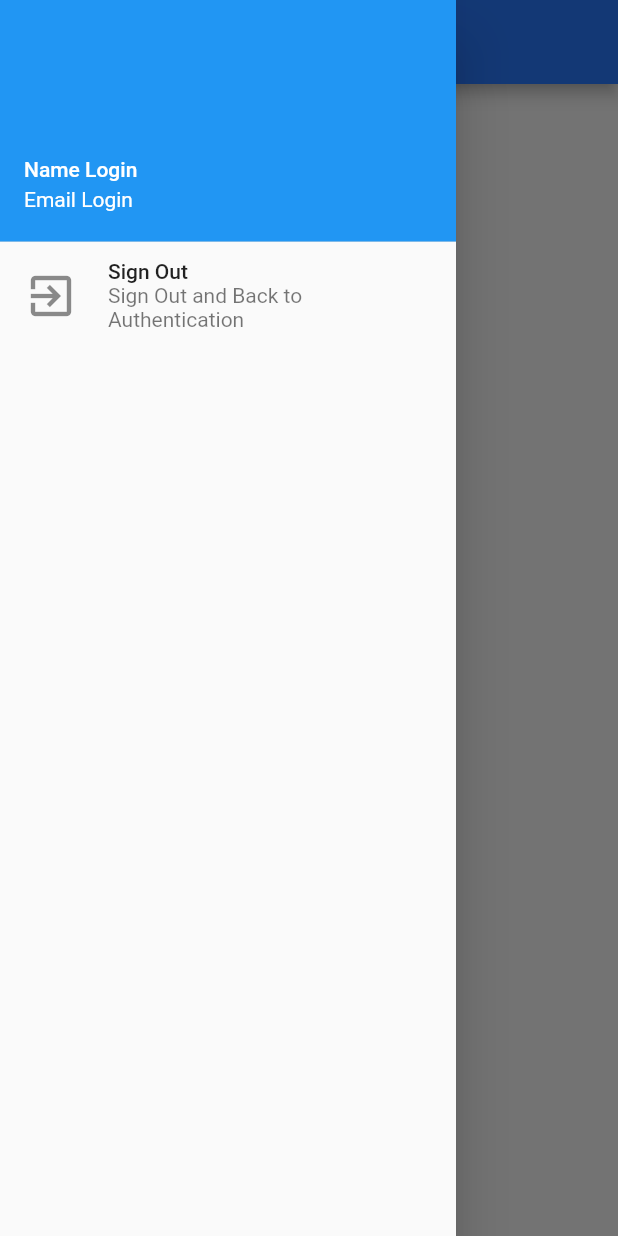
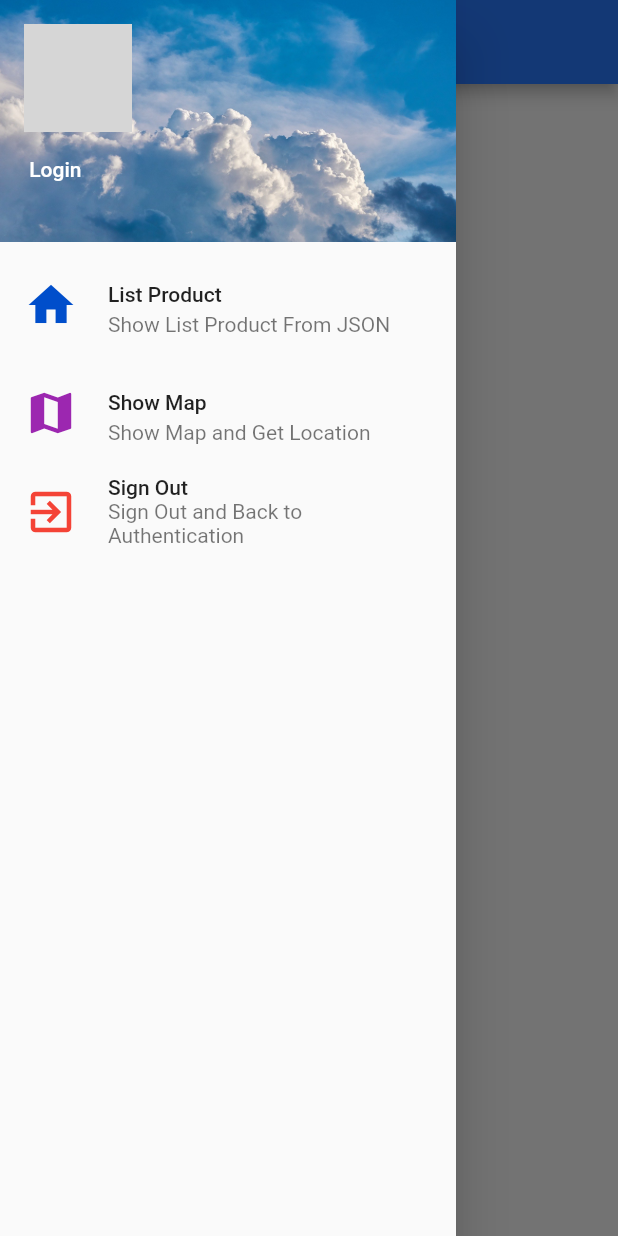
Before and after one commit to blue152527/PunGLO, a Flutter app: the MyService screen opened directly, with the side drawer open, on a phone screen of 412 x 824 dp. Run offline on Flutter 3.47's test engine with Material 2 defaults, Android fonts, the phone set to English and light mode, and no system bars; our stand-ins replace dio, firebase_auth, firebase_storage, image_picker; accounts and stored records are empty; network calls fail; grey boxes are pictures that could not be loaded.

Commit message:
Read JSON Day 4

```diff
--- /dev/null
+++ b/lib/container/show_list_product.dart
@@ -0,0 +1,34 @@
+import 'package:dio/dio.dart';
+import 'package:flutter/material.dart';
+
+class ShowListProduct extends StatefulWidget {
+  @override
+  _ShowListProductState createState() => _ShowListProductState();
+}
+
+class _ShowListProductState extends State<ShowListProduct> {
+  //Field
+
+  String urlAPI = 'https://jsonplaceholder.typicode.com/photos';
+
+  //Method
+
+  @override
+  void initState() {
+    super.initState();
+    readJSON();
+  }
+
+  Future<void> readJSON () async {
+    try {
+      Response response = await Dio().get(urlAPI);
+      print('response = $response');
+    } catch (e) {
+    }
+  }
+
+  @override
+  Widget build(BuildContext context) {
+    return Text('This is List Product');
+  }
+}
--- a/lib/utility/my_style.dart
+++ b/lib/utility/my_style.dart
@@ -6,6 +6,8 @@ class MyStyle {
   Color darkColor = Color.fromARGB(0xff, 0x00, 0x4e, 0xcb);
   Color primaryColor  = Color.fromARGB(0xff, 0x29, 0x79, 0xff);
 
+  String urlAvatar ='https://firebasestorage.googleapis.com/v0/b/pun-glo.appspot.com/o/Avatar%2Fanonypic.png?alt=media&token=0441cac5-7719-4b84-a522-989260c28712';
+
   // Method
   MyStyle();
 
--- a/lib/widget/my_service.dart
+++ b/lib/widget/my_service.dart
@@ -1,5 +1,7 @@
 import 'package:firebase_auth/firebase_auth.dart';
 import 'package:flutter/material.dart';
+import 'package:punglo/container/show_list_product.dart';
+import 'package:punglo/container/show_map.dart';
 import 'package:punglo/utility/my_style.dart';
 import 'package:punglo/widget/authen.dart';
 
@@ -10,8 +12,79 @@ class MyService extends StatefulWidget {
 
 class _MyServiceState extends State<MyService> {
   //Field
+  String nameLogin, emailLogin, urlAvatarLogin;
+  Widget currentWidget = ShowListProduct();
 
   //Method
+  @override
+  void initState() {
+    super.initState();
+    findUser();
+  }
+
+  Future<void> findUser() async {
+    FirebaseAuth auth = FirebaseAuth.instance;
+    FirebaseUser firebaseUser = await auth.currentUser();
+    setState(() {
+      nameLogin = firebaseUser.displayName;
+      emailLogin = firebaseUser.email;
+      urlAvatarLogin = firebaseUser.photoUrl;
+    });
+  }
+
+  Widget menuListProduct() {
+    return ListTile(
+      onTap: () {
+        setState(() {
+          currentWidget = ShowListProduct();
+        });
+        Navigator.of(context).pop();
+      },
+      subtitle: Text('Show List Product From JSON'),
+      title: Text('List Product'),
+      leading: Icon(
+        Icons.home,
+        size: 36.0,
+        color: MyStyle().darkColor,
+      ),
+    );
+  }
+
+  Widget menuMap() {
+    return ListTile(
+      onTap: () {
+        setState(() {
+          currentWidget = ShowMap();
+        });
+        Navigator.of(context).pop();
+      },
+      subtitle: Text('Show Map and Get Location'),
+      title: Text('Show Map'),
+      leading: Icon(
+        Icons.map,
+        size: 36.0,
+        color: Colors.purple,
+      ),
+    );
+  }
+
+  Widget showAvatar() {
+    return urlAvatarLogin == null
+        ? Image.network(MyStyle().urlAvatar)
+        : showNetworkAvatar();
+  }
+
+  Widget showNetworkAvatar() {
+    return ClipOval(
+      child: Container(
+        decoration: BoxDecoration(
+          image: DecorationImage(
+              image: NetworkImage(urlAvatarLogin), fit: BoxFit.cover),
+        ),
+      ),
+    );
+  }
+
   Widget menuSignOut() {
     return ListTile(
       onTap: () {
@@ -22,6 +95,7 @@ class _MyServiceState extends State<MyService> {
       leading: Icon(
         Icons.exit_to_app,
         size: 36.0,
+        color: Colors.red,
       ),
     );
   }
@@ -36,20 +110,41 @@ class _MyServiceState extends State<MyService> {
 
   Widget showHeader() {
     return UserAccountsDrawerHeader(
-        accountName: Text('Name Login'), accountEmail: Text('Email Login'));
+        decoration: BoxDecoration(
+          image: DecorationImage(
+            image: AssetImage('images/drawerheader.jpg'),
+            fit: BoxFit.cover,
+          ),
+        ),
+        currentAccountPicture: showAvatar(),
+        accountName: showName(),
+        accountEmail: showEmail());
+  }
+
+  Text showEmail() {
+    return emailLogin == null ? Text('Email Login') : Text(emailLogin);
+  }
+
+  Text showName() {
+    return nameLogin == null ? Text('Name Login') : Text('$nameLogin Login');
   }
 
   Widget showDrawer() {
     return Drawer(
       child: ListView(
-        children: <Widget>[showHeader(), menuSignOut()],
+        children: <Widget>[
+          showHeader(),
+          menuListProduct(),
+          menuMap(),
+          menuSignOut(),
+        ],
       ),
     );
   }
 
   @override
   Widget build(BuildContext context) {
-    return Scaffold(
+    return Scaffold(body: currentWidget,
       drawer: showDrawer(),
       appBar: AppBar(
         title: Text('My Service'),
--- a/pubspec.yaml
+++ b/pubspec.yaml
@@ -27,6 +27,7 @@ dependencies:
   firebase_auth: ^0.15.5+2
   cloud_firestore: ^0.13.4
   firebase_storage: ^3.1.3
+  dio: ^3.0.9
 
 dev_dependencies:
   flutter_test:
```
Also changed, not shown: lib/container/show_map.dart (added, +13 -0 lines), images/drawerheader.jpg (added), pubspec.lock.
